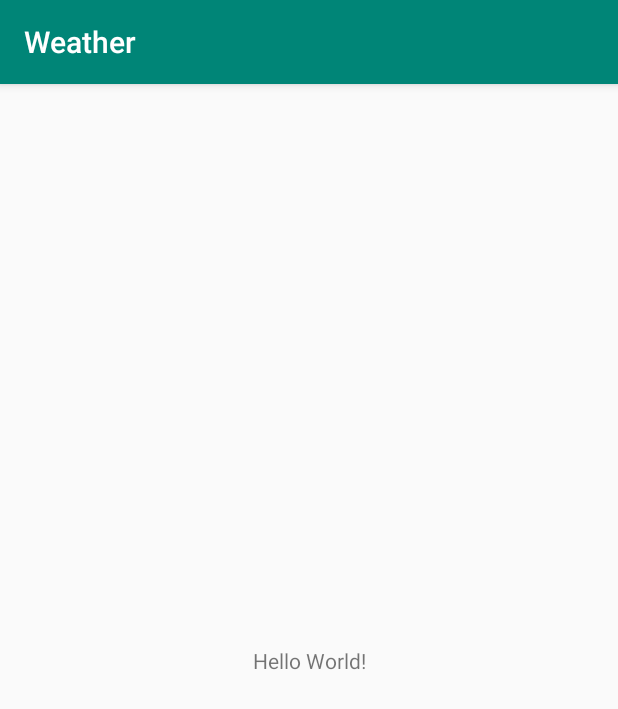
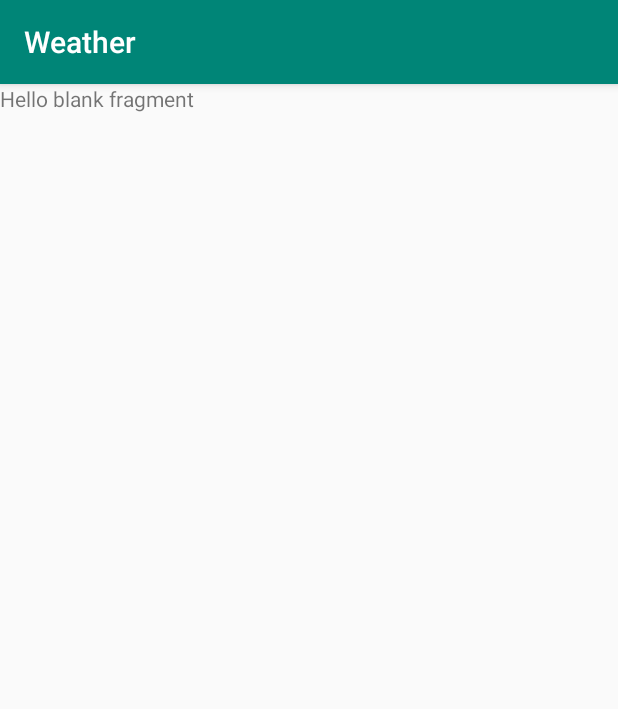
Before and after one commit to boukhemis11/Weather, an Android app: the screen it shows after launch (CityActivity), on a phone screen of 412 x 824 dp. Shown: the top 709 px of the screen. Run offline under Robolectric (Android 15) with nearby library versions, the phone set to English and light mode, and no system bars.

Commit message:
ajouter un fragment pour la ville

```diff
--- a/app/build.gradle
+++ b/app/build.gradle
@@ -24,9 +24,10 @@ android {
 
 dependencies {
     implementation fileTree(dir: 'libs', include: ['*.jar'])
-    implementation"org.jetbrains.kotlin:kotlin-stdlib-jdk7:$kotlin_version"
+    implementation "org.jetbrains.kotlin:kotlin-stdlib-jdk7:$kotlin_version"
     implementation 'com.android.support:appcompat-v7:28.0.0'
     implementation 'com.android.support.constraint:constraint-layout:1.1.3'
+    implementation 'com.android.support:support-v4:28.0.0'
     testImplementation 'junit:junit:4.12'
     androidTestImplementation 'com.android.support.test:runner:1.0.2'
     androidTestImplementation 'com.android.support.test.espresso:espresso-core:3.0.2'
--- a/app/src/main/AndroidManifest.xml
+++ b/app/src/main/AndroidManifest.xml
@@ -10,7 +10,7 @@
             android:roundIcon="@mipmap/ic_launcher_round"
             android:supportsRtl="true"
             android:theme="@style/AppTheme">
-        <activity android:name=".CityActivity">
+        <activity android:name=".city.CityActivity">
             <intent-filter>
                 <action android:name="android.intent.action.MAIN"/>
 
--- a/app/src/main/java/com/app/boukh/weather/CityActivity.kt
+++ b/app/src/main/java/com/app/boukh/weather/city/CityActivity.kt
@@ -1,7 +1,8 @@
-package com.app.boukh.weather
+package com.app.boukh.weather.city
 
 import android.support.v7.app.AppCompatActivity
 import android.os.Bundle
+import com.app.boukh.weather.R
 
 class CityActivity : AppCompatActivity() {
 
--- /dev/null
+++ b/app/src/main/java/com/app/boukh/weather/city/CityFragment.kt
@@ -0,0 +1,32 @@
+package com.app.boukh.weather.city
+
+
+import android.os.Bundle
+import android.support.v4.app.Fragment
+import android.view.LayoutInflater
+import android.view.View
+import android.view.ViewGroup
+
+import com.app.boukh.weather.R
+
+// TODO: Rename parameter arguments, choose names that match
+// the fragment initialization parameters, e.g. ARG_ITEM_NUMBER
+private const val ARG_PARAM1 = "param1"
+private const val ARG_PARAM2 = "param2"
+
+/**
+ * A simple [Fragment] subclass.
+ *
+ */
+class CityFragment : Fragment() {
+
+    override fun onCreateView(
+        inflater: LayoutInflater, container: ViewGroup?,
+        savedInstanceState: Bundle?
+    ): View? {
+        val view = inflater.inflate(R.layout.fragment_city, container, false)
+        return view
+    }
+
+
+}
--- a/app/src/main/res/layout/activity_city.xml
+++ b/app/src/main/res/layout/activity_city.xml
@@ -1,19 +1,16 @@
 <?xml version="1.0" encoding="utf-8"?>
-<android.support.constraint.ConstraintLayout
+<LinearLayout
         xmlns:android="http://schemas.android.com/apk/res/android"
         xmlns:tools="http://schemas.android.com/tools"
         xmlns:app="http://schemas.android.com/apk/res-auto"
         android:layout_width="match_parent"
         android:layout_height="match_parent"
-        tools:context=".CityActivity">
+        tools:context=".city.CityActivity">
 
-    <TextView
-            android:layout_width="wrap_content"
-            android:layout_height="wrap_content"
-            android:text="Hello World!"
-            app:layout_constraintBottom_toBottomOf="parent"
-            app:layout_constraintLeft_toLeftOf="parent"
-            app:layout_constraintRight_toRightOf="parent"
-            app:layout_constraintTop_toTopOf="parent"/>
+<fragment
+    android:id="@+id/city_fragment"
+    android:layout_width="match_parent"
+    android:layout_height="match_parent"
+    android:name="com.app.boukh.weather.city.CityFragment"/>
 
-</android.support.constraint.ConstraintLayout>
+</LinearLayout>
--- /dev/null
+++ b/app/src/main/res/layout/fragment_city.xml
@@ -0,0 +1,14 @@
+<?xml version="1.0" encoding="utf-8"?>
+<FrameLayout xmlns:android="http://schemas.android.com/apk/res/android"
+             xmlns:tools="http://schemas.android.com/tools"
+             android:layout_width="match_parent"
+             android:layout_height="match_parent"
+             tools:context=".city.CityFragment">
+
+    <!-- TODO: Update blank fragment layout -->
+    <TextView
+            android:layout_width="match_parent"
+            android:layout_height="match_parent"
+            android:text="@string/hello_blank_fragment"/>
+
+</FrameLayout>
--- a/app/src/main/res/values/strings.xml
+++ b/app/src/main/res/values/strings.xml
@@ -1,3 +1,6 @@
 <resources>
     <string name="app_name">Weather</string>
+
+    <!-- TODO: Remove or change this placeholder text -->
+    <string name="hello_blank_fragment">Hello blank fragment</string>
 </resources>
```
